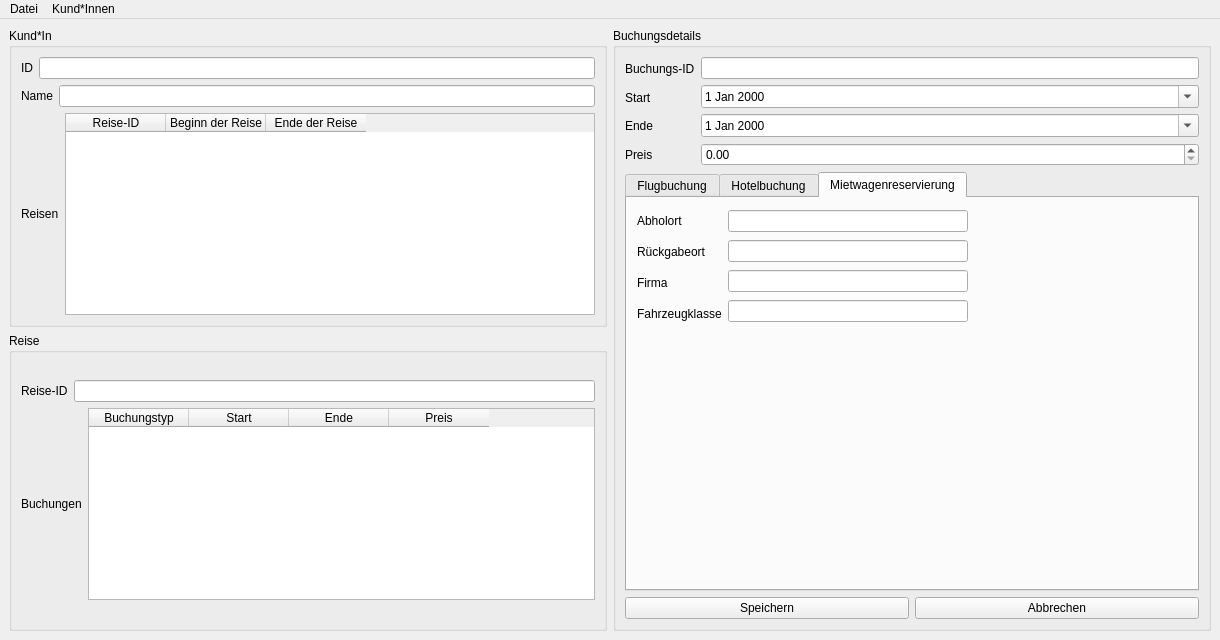
The window that TravelAgencyUI.ui (TheTobiTiger02/PG2Praktikum3) describes before a commit, drawn with Qt 5.
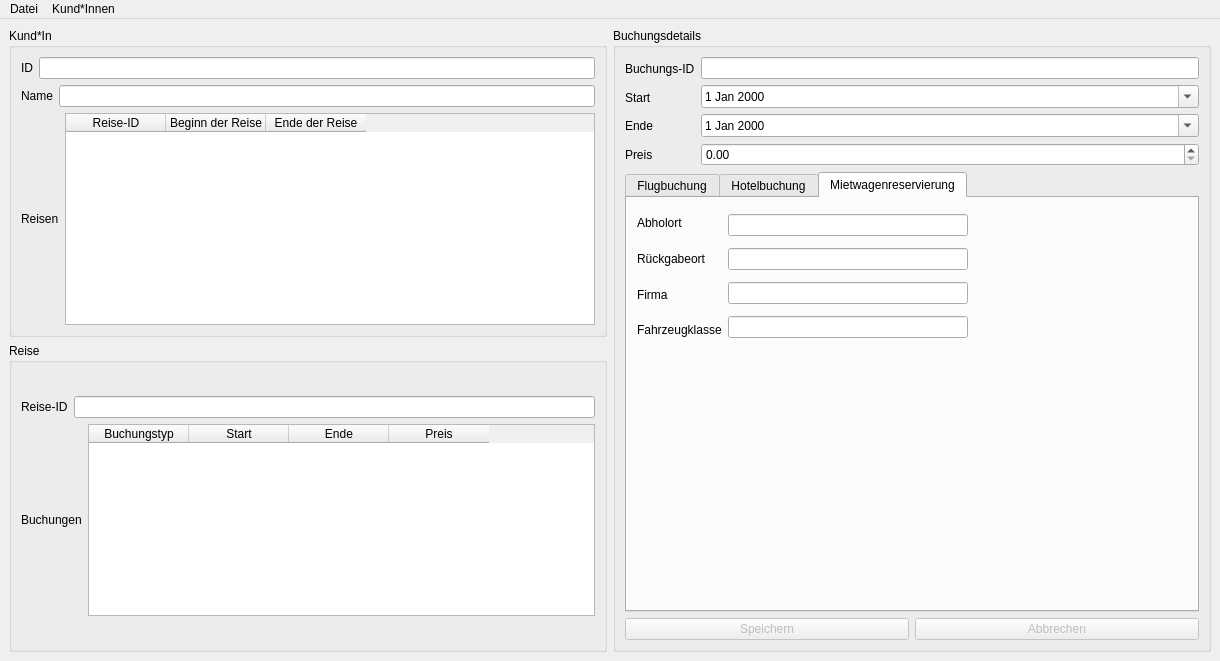
The same window after the commit.

Commit message: Save and Cancel button only enabled after changes

Diff of the .ui file:
```diff
--- a/TravelAgencyUI.ui
+++ b/TravelAgencyUI.ui
@@ -10,7 +10,7 @@
     <x>0</x>
     <y>0</y>
     <width>1220</width>
-    <height>640</height>
+    <height>661</height>
    </rect>
   </property>
   <property name="windowTitle">
@@ -437,7 +437,7 @@
              <x>10</x>
              <y>10</y>
              <width>331</width>
-             <height>118</height>
+             <height>137</height>
             </rect>
            </property>
            <layout class="QHBoxLayout" name="horizontalLayout_4">
@@ -498,6 +498,9 @@
         <layout class="QHBoxLayout" name="horizontalLayout_5">
          <item>
           <widget class="QPushButton" name="saveBookingButton">
+           <property name="enabled">
+            <bool>false</bool>
+           </property>
            <property name="text">
             <string>Speichern</string>
            </property>
@@ -505,6 +508,9 @@
          </item>
          <item>
           <widget class="QPushButton" name="cancelBookingButton">
+           <property name="enabled">
+            <bool>false</bool>
+           </property>
            <property name="text">
             <string>Abbrechen</string>
            </property>
```
Left out of the diff: 6 changed lines with no effect on the pictures. The commit also changes 4 other files.
